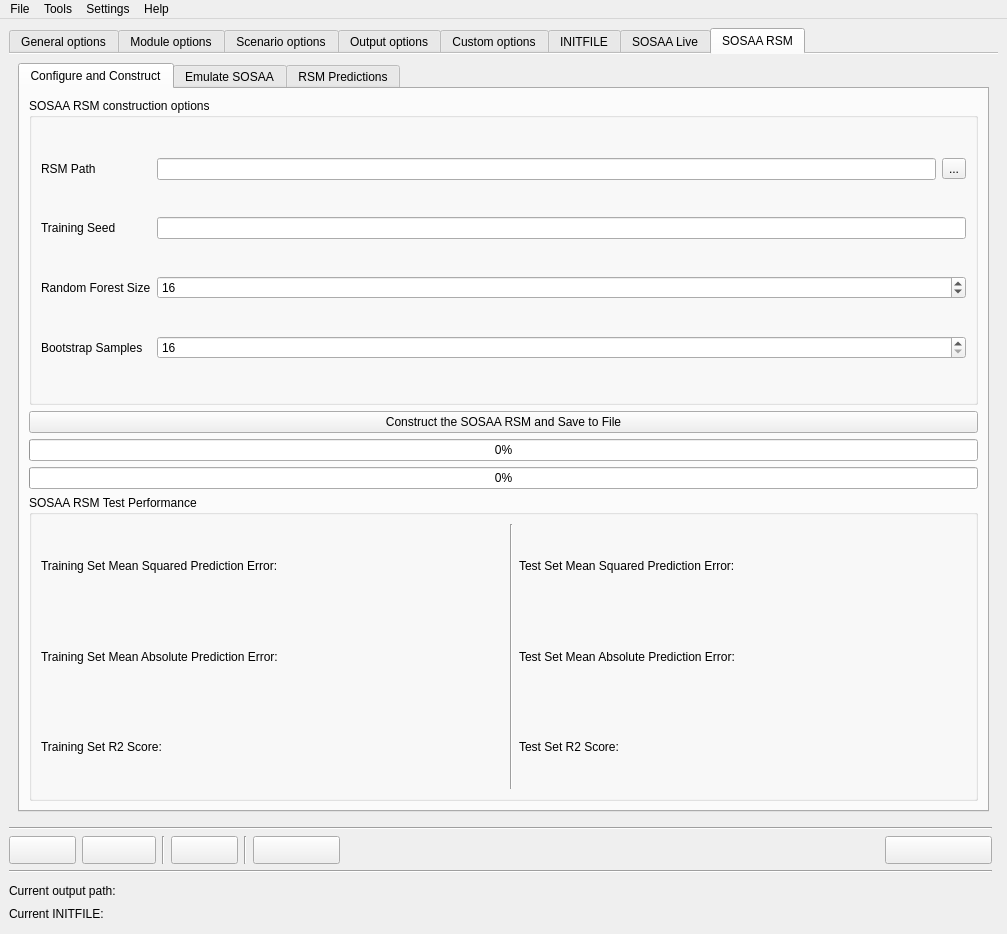
juntyr/sosaa-gui, file sosaa_gui/layouts/gui.ui: the form before one commit.
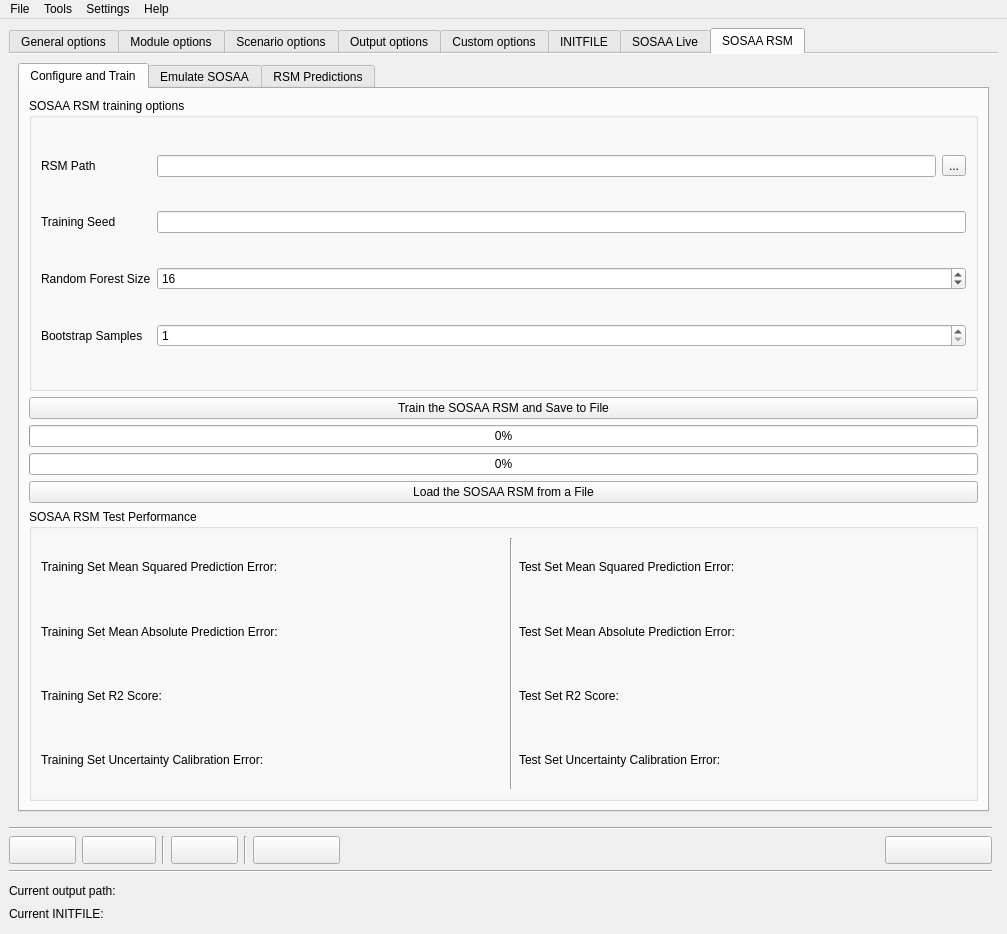
The form after the commit. The open tabs and pages were chosen to show the change.

Commit message: Support for SOSAA RSM predictions

```diff
--- a/sosaa_gui/layouts/gui.ui
+++ b/sosaa_gui/layouts/gui.ui
@@ -2721,13 +2721,13 @@
           </property>
           <widget class="QWidget" name="rsm_build_tab">
            <attribute name="title">
-            <string>Configure and Construct</string>
+            <string>Configure and Train</string>
            </attribute>
            <layout class="QVBoxLayout" name="horizontalLayout_9">
             <item>
              <widget class="QGroupBox" name="groupBox_17">
               <property name="title">
-               <string>SOSAA RSM construction options</string>
+               <string>SOSAA RSM training options</string>
               </property>
               <layout class="QGridLayout" name="gridLayout">
                <item row="2" column="2" colspan="2">
@@ -2789,7 +2789,10 @@
                <item row="3" column="2" colspan="2">
                 <widget class="QSpinBox" name="rsm_train_samples">
                  <property name="minimum">
-                  <number>16</number>
+                  <number>1</number>
+                 </property>
+                 <property name="value">
+                  <number>1</number>
                  </property>
                 </widget>
                </item>
@@ -2815,7 +2818,14 @@
               <item row="0" column="0">
                <widget class="QPushButton" name="rsm_build">
                 <property name="text">
-                 <string>Construct the SOSAA RSM and Save to File</string>
+                 <string>Train the SOSAA RSM and Save to File</string>
+                </property>
+               </widget>
+              </item>
+              <item row="3" column="0">
+               <widget class="QPushButton" name="rsm_load">
+                <property name="text">
+                 <string>Load the SOSAA RSM from a File</string>
                 </property>
                </widget>
               </item>
@@ -2848,7 +2858,7 @@
                  </property>
                 </widget>
                </item>
-               <item row="0" column="2" rowspan="3">
+               <item row="0" column="2" rowspan="4">
                 <widget class="Line" name="line_4">
                  <property name="orientation">
                   <enum>Qt::Vertical</enum>
@@ -2936,6 +2946,40 @@
                  </property>
                 </widget>
                </item>
+               <item row="3" column="3">
+                <widget class="QLabel" name="label_23">
+                 <property name="text">
+                  <string>Test Set Uncertainty Calibration Error:</string>
+                 </property>
+                </widget>
+               </item>
+               <item row="3" column="4">
+                <widget class="QLabel" name="rsm_test_rmsce">
+                 <property name="text">
+                  <string/>
+                 </property>
+                 <property name="alignment">
+                  <set>Qt::AlignRight|Qt::AlignTrailing|Qt::AlignVCenter</set>
+                 </property>
+                </widget>
+               </item>
+               <item row="3" column="0">
+                <widget class="QLabel" name="label_23">
+                 <property name="text">
+                  <string>Training Set Uncertainty Calibration Error:</string>
+                 </property>
+                </widget>
+               </item>
+               <item row="3" column="1">
+                <widget class="QLabel" name="rsm_train_rmsce">
+                 <property name="text">
+                  <string/>
+                 </property>
+                 <property name="alignment">
+                  <set>Qt::AlignRight|Qt::AlignTrailing|Qt::AlignVCenter</set>
+                 </property>
+                </widget>
+               </item>
               </layout>
              </widget>
             </item>
```
Left out of the diff: 12 changed lines with no effect on the pictures. The commit also changes 7 other files.
